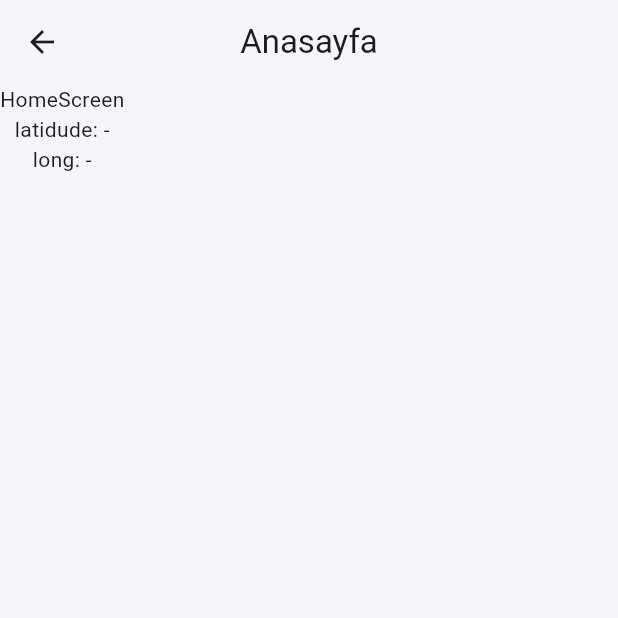
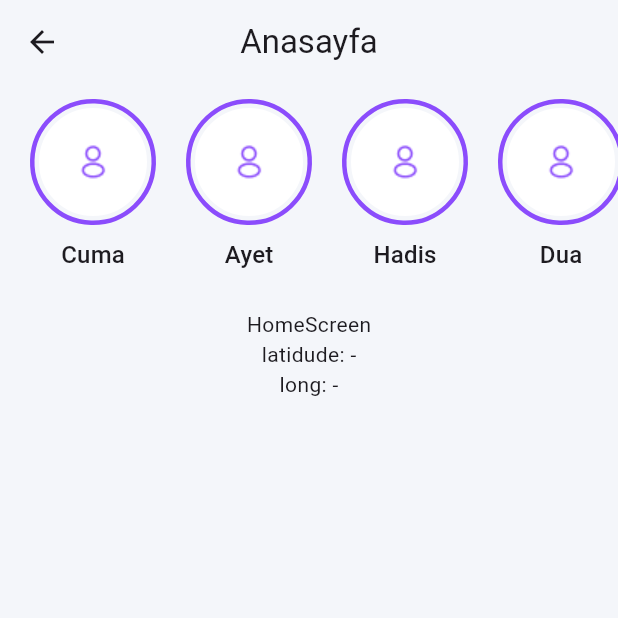
Before and after one commit to mehmetdemirr/dawah, a Flutter app: the HomeScreen screen opened directly, on a phone screen of 412 x 824 dp, the top half of it. Run offline on Flutter 3.47's test engine with Material 3 defaults, Android fonts, the phone set to English and light mode, and no system bars; our stand-ins replace auto_route, cached_network_image, connectivity_plus, dio, dropdown_button2, easy_localization and 9 more; missing offline and left inert: app_settings, onesignal_flutter; accounts and stored records are empty.

Commit message:
edit story

```diff
--- a/lib/product/bottom_navigation/view/bottom_navigation_screen.dart
+++ b/lib/product/bottom_navigation/view/bottom_navigation_screen.dart
@@ -91,7 +91,7 @@ class _BottomNavigationScreenState extends State<BottomNavigationScreen> {
             ),
             IconButton(
               icon: Icon(
-                Icons.diversity_3,
+                Icons.rocket_launch_outlined,
                 color: state.selectedIndex == 1 ? activeColor : inactiveColor,
               ),
               onPressed: () {
@@ -105,7 +105,7 @@ class _BottomNavigationScreenState extends State<BottomNavigationScreen> {
             ),
             IconButton(
               icon: Icon(
-                Icons.account_balance_outlined,
+                Icons.apps_outlined,
                 color: state.selectedIndex == 3 ? activeColor : inactiveColor,
               ),
               onPressed: () {
--- a/lib/product/home/view/home_screen.dart
+++ b/lib/product/home/view/home_screen.dart
@@ -1,6 +1,8 @@
 import 'package:auto_route/auto_route.dart';
 import 'package:davet/core/location/location_model.dart';
 import 'package:davet/core/utilty/hive_items.dart';
+import 'package:davet/core/utilty/images_items.dart';
+import 'package:davet/product/home/widget/story_card_widget.dart';
 import 'package:flutter/material.dart';
 import 'package:hive_flutter/hive_flutter.dart';
 
@@ -12,6 +14,13 @@ class HomeScreen extends StatefulWidget {
 }
 
 class _HomeScreenState extends State<HomeScreen> {
+  List<StoryModel> storyList = [
+    StoryModel(imageItem: ImageItem.profileIcon, text: 'Cuma', id: 1),
+    StoryModel(imageItem: ImageItem.profileIcon, text: 'Ayet', id: 1),
+    StoryModel(imageItem: ImageItem.profileIcon, text: 'Hadis', id: 1),
+    StoryModel(imageItem: ImageItem.profileIcon, text: 'Dua', id: 1),
+    StoryModel(imageItem: ImageItem.profileIcon, text: 'Özlü Sözler', id: 1),
+  ];
   @override
   late Location? location;
 
@@ -28,6 +37,22 @@ class _HomeScreenState extends State<HomeScreen> {
       appBar: AppBar(title: const Text("Anasayfa")),
       body: Column(
         children: [
+          Padding(
+            padding: const EdgeInsets.only(left: 10.0),
+            child: SizedBox(
+              height: 150,
+              child: ListView.builder(
+                itemCount: storyList.length,
+                scrollDirection: Axis.horizontal,
+                itemBuilder: (context, index) {
+                  return StoryCardWidget(
+                    story: storyList[index],
+                    onTap: () => _showStory(context, storyList[index]),
+                  );
+                },
+              ),
+            ),
+          ),
           const Text("HomeScreen"),
           Text("latidude: ${location?.latitude ?? "-"}"),
           Text("long: ${location?.longitude ?? "-"}"),
@@ -35,4 +60,54 @@ class _HomeScreenState extends State<HomeScreen> {
       ),
     );
   }
+
+  void _showStory(BuildContext context, StoryModel story) async {
+    // // Hikaye açılmadan önce kısa bir loading animasyonu göstermek için
+    // showDialog(
+    //   context: context,
+    //   barrierDismissible: false,
+    //   builder: (BuildContext context) {
+    //     return const Center(
+    //       child: CircularProgressIndicator(
+    //         color: Colors.purple,
+    //       ),
+    //     );
+    //   },
+    // );
+
+    // // Hikaye yükleniyormuş gibi küçük bir gecikme ekleyelim
+    // await Future.delayed(const Duration(seconds: 1));
+
+    // // Loading ekranını kapatıyoruz
+    // Navigator.pop(context);
+
+    // Hikaye görüntüleyiciyi açalım
+    showModalBottomSheet(
+      context: context,
+      isScrollControlled: true,
+      backgroundColor: Colors.black,
+      builder: (BuildContext context) {
+        return Container(
+          height: MediaQuery.of(context).size.height * 0.9,
+          padding: const EdgeInsets.all(20),
+          child: Column(
+            mainAxisAlignment: MainAxisAlignment.center,
+            children: [
+              Expanded(
+                child: Image.asset(
+                  story.imageItem.str(),
+                  fit: BoxFit.contain,
+                ),
+              ),
+              const SizedBox(height: 20),
+              Text(
+                story.text,
+                style: const TextStyle(color: Colors.white, fontSize: 20),
+              ),
+            ],
+          ),
+        );
+      },
+    );
+  }
 }
--- /dev/null
+++ b/lib/product/home/widget/story_card_widget.dart
@@ -0,0 +1,138 @@
+import 'package:davet/core/utilty/images_items.dart';
+import 'package:flutter/material.dart';
+
+class StoryCardWidget extends StatefulWidget {
+  const StoryCardWidget({
+    super.key,
+    required this.story,
+    required this.onTap,
+  });
+
+  final StoryModel story;
+  final VoidCallback onTap;
+
+  @override
+  State<StoryCardWidget> createState() => _StoryCardWidgetState();
+}
+
+class _StoryCardWidgetState extends State<StoryCardWidget>
+    with SingleTickerProviderStateMixin {
+  late AnimationController _controller;
+  bool isTapped = false;
+
+  @override
+  void initState() {
+    super.initState();
+    // Animasyon kontrolcüsü tanımlanıyor
+    _controller = AnimationController(
+      duration: const Duration(seconds: 5),
+      vsync: this,
+    );
+    _controller.repeat(); // Animasyonu sürekli döndür
+  }
+
+  @override
+  void dispose() {
+    _controller.dispose();
+    super.dispose();
+  }
+
+  void _handleTap() {
+    setState(() {
+      isTapped = true;
+    });
+
+    // Tıklama sonrası aksiyon
+    Future.delayed(const Duration(seconds: 1), () {
+      setState(() {
+        isTapped = false;
+      });
+      widget.onTap();
+    });
+  }
+
+  @override
+  Widget build(BuildContext context) {
+    return GestureDetector(
+      onTap: _handleTap,
+      child: Padding(
+        padding: const EdgeInsets.all(10.0),
+        child: Column(
+          children: [
+            Stack(
+              alignment: Alignment.center,
+              children: [
+                // Dönen Progress Indicator
+                RotationTransition(
+                  turns: _controller,
+                  child: Container(
+                    height: 84,
+                    width: 84,
+                    decoration: BoxDecoration(
+                      shape: BoxShape.circle,
+                      border: Border.all(
+                        color: const Color(0xFF8B4CFC),
+                        width: 3,
+                      ),
+                    ),
+                  ),
+                ),
+                Container(
+                  height: 72,
+                  width: 72,
+                  decoration: BoxDecoration(
+                    color: Colors.white,
+                    shape: BoxShape.circle,
+                    border: Border.all(
+                      color: Colors.white,
+                      width: 4,
+                    ),
+                  ),
+                  child: Center(
+                    child: Image.asset(
+                      widget.story.imageItem.str(),
+                      fit: BoxFit.cover,
+                    ),
+                  ),
+                ),
+                // Tıklandığında gelen dönen Circular Indicator
+                if (isTapped)
+                  Container(
+                    height: 84,
+                    width: 84,
+                    decoration: const BoxDecoration(
+                      shape: BoxShape.circle,
+                      color: Colors.black12,
+                    ),
+                    child: const CircularProgressIndicator(
+                      strokeWidth: 3,
+                      valueColor: AlwaysStoppedAnimation<Color>(
+                        Color.fromARGB(255, 79, 6, 248),
+                      ),
+                    ),
+                  ),
+              ],
+            ),
+            const SizedBox(height: 8),
+            Text(
+              widget.story.text,
+              style: Theme.of(context).textTheme.titleMedium,
+            ),
+          ],
+        ),
+      ),
+    );
+  }
+}
+
+class StoryModel {
+  final ImageItem imageItem;
+  final String text;
+  final int id;
+
+  StoryModel({
+    required this.imageItem,
+    required this.text,
+    required this.id,
+  });
+}
--- a/pubspec.yaml
+++ b/pubspec.yaml
@@ -13,6 +13,8 @@ dependencies:
   # Use with the CupertinoIcons class for iOS style icons.
   cupertino_icons: ^1.0.8
   flutter_easyloading: ^3.0.5
+  #story
+  story_view: ^0.16.5
   #set managment
   provider: ^6.1.2
   #cache
```
Also changed, not shown: pubspec.lock, 1 other file.
